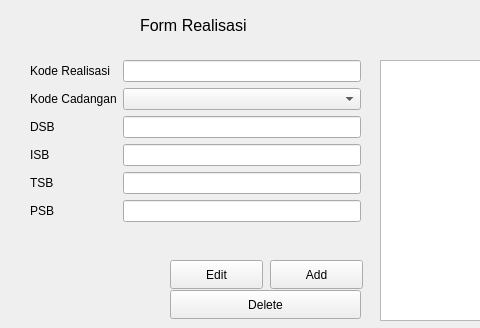
Above: formrealisasi.ui from Yadija/tugas_visual_2 before the change; both pictures show x 0 to 480 and y 0 to 328 of the 1032 by 328 pixel window. Below: the same form after it.
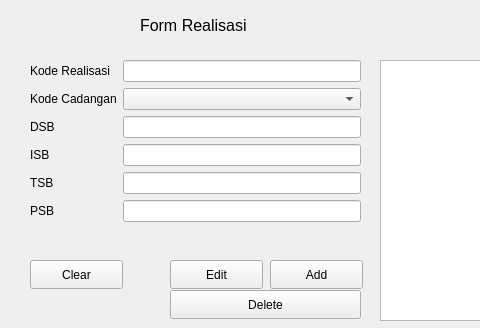
That is the form after the change.

Commit message: ⚒️build: add clean form and click table to form realisasi

```diff
--- a/formrealisasi.ui
+++ b/formrealisasi.ui
@@ -152,6 +152,19 @@
     </rect>
    </property>
   </widget>
+  <widget class="QPushButton" name="pushButtonClear">
+   <property name="geometry">
+    <rect>
+     <x>30</x>
+     <y>260</y>
+     <width>93</width>
+     <height>29</height>
+    </rect>
+   </property>
+   <property name="text">
+    <string>Clear</string>
+   </property>
+  </widget>
  </widget>
  <resources/>
  <connections/>
```
The commit also changes 2 other files.
